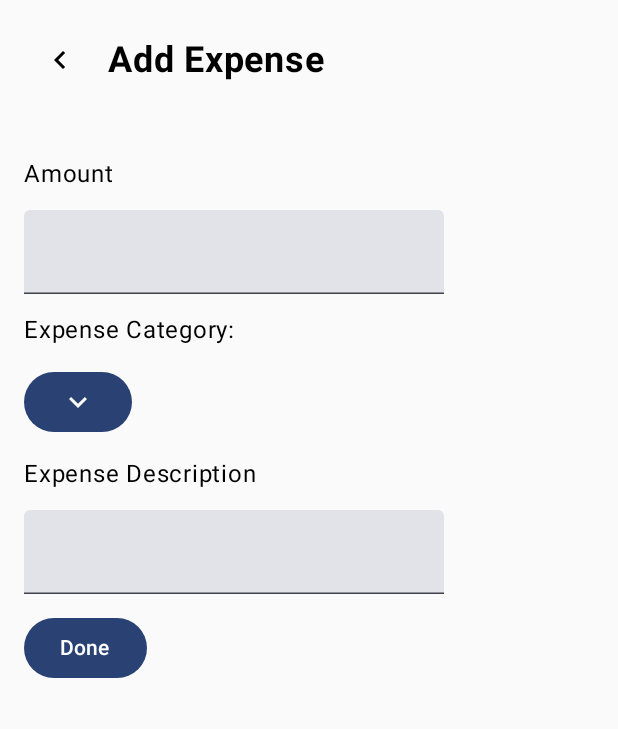
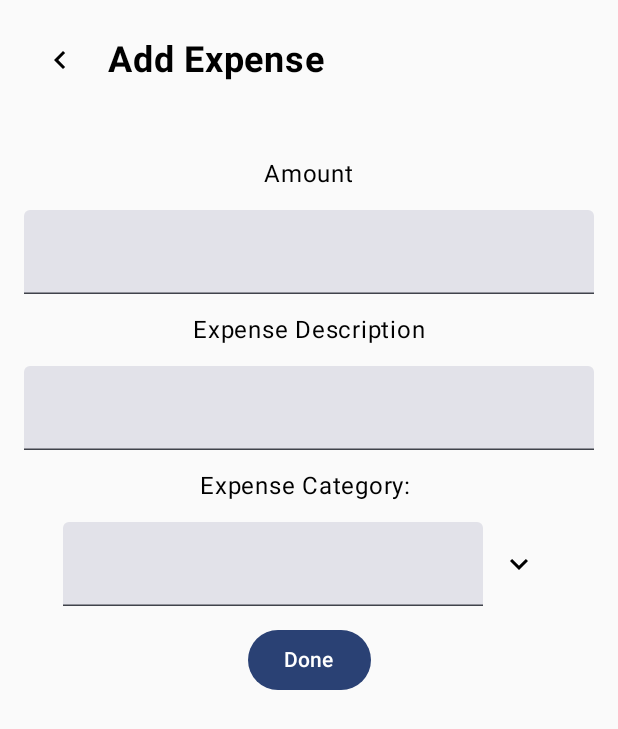
Before and after one commit to TiagoZheng/SpendMate, an Android app built with Jetpack Compose: the AddExpenseScreen screen opened through its navigation route, on a phone screen of 412 x 824 dp. Shown: the top 729 px of the screen. Run offline under Robolectric (Android 15) with nearby library versions, the phone set to English and light mode, and no system bars.

Commit message:
Add expense UI updated

```diff
--- a/app/src/main/java/com/example/spendmate/AddExpenseScreen.kt
+++ b/app/src/main/java/com/example/spendmate/AddExpenseScreen.kt
@@ -1,7 +1,8 @@
 package com.example.spendmate
 
+import android.R.attr.onClick
+import androidx.compose.foundation.background
 import androidx.compose.foundation.layout.Arrangement
-import androidx.compose.foundation.layout.Box
 import androidx.compose.foundation.layout.Column
 import androidx.compose.foundation.layout.Row
 import androidx.compose.foundation.layout.Spacer
@@ -29,6 +30,7 @@ import androidx.compose.runtime.remember
 import androidx.compose.runtime.setValue
 import androidx.compose.ui.Alignment
 import androidx.compose.ui.Modifier
+import androidx.compose.ui.graphics.Color
 import androidx.compose.ui.text.font.FontWeight
 import androidx.compose.ui.tooling.preview.Preview
 import androidx.compose.ui.unit.dp
@@ -51,8 +53,9 @@ fun AddExpenseScreen(
             .padding(WindowInsets.safeDrawing.asPaddingValues())
             .padding(16.dp),
         verticalArrangement = Arrangement.spacedBy(12.dp),
+        horizontalAlignment = Alignment.CenterHorizontally
 
-        ) {
+    ) {
 
         // Activity Title and back button
         Row(
@@ -71,17 +74,40 @@ fun AddExpenseScreen(
 
         // Input value expense amount section
         Text("Amount")
-        TextField(value = expenseValue, onValueChange = { expenseValue = it })
+        TextField(
+            value = expenseValue,
+            onValueChange = { expenseValue = it },
+            modifier = Modifier.fillMaxWidth()
+        )
 
+        Text("Expense Description")
+        TextField(
+            value = expenseDescription,
+            onValueChange = { expenseDescription = it },
+            modifier = Modifier.fillMaxWidth()
+        )
 
         Text("Expense Category: ")
-        Box(modifier = Modifier.fillMaxWidth()) {
-            Button(onClick = { isExpanded = true }) {
-                Text(expenseCategory)
+        Row(
+            modifier = Modifier
+                .fillMaxWidth(),
+            horizontalArrangement = Arrangement.Center,
+            verticalAlignment = Alignment.CenterVertically
+        ) {
+            TextField(
+                value = expenseCategory,
+                onValueChange = { expenseCategory = it},
+                readOnly = true,
+
+            )
+
+            IconButton(
+                onClick = { isExpanded = true },
+            ) {
                 Icon(Icons.Default.KeyboardArrowDown, contentDescription = null)
             }
 
-            DropdownMenu(expanded = isExpanded, onDismissRequest = { isExpanded = true }) {
+            DropdownMenu(expanded = isExpanded, onDismissRequest = { isExpanded = false }) {
                 DropdownMenuItem(
                     text = { Text("Restaurant") },
                     onClick = {
@@ -124,11 +150,7 @@ fun AddExpenseScreen(
             }
         }
 
-
-
-        Text("Expense Description")
-        TextField(value = expenseDescription, onValueChange = { expenseDescription = it })
-
+        // Check if all filled if yes saves expense
         Button(onClick = {
             if (expenseValue.isNotBlank() && expenseCategory.isNotBlank()) {
                 expenseViewModel.addExpense(
@@ -144,6 +166,8 @@ fun AddExpenseScreen(
         }) {
             Text("Done")
         }
+
+
     }
 }
 
```
